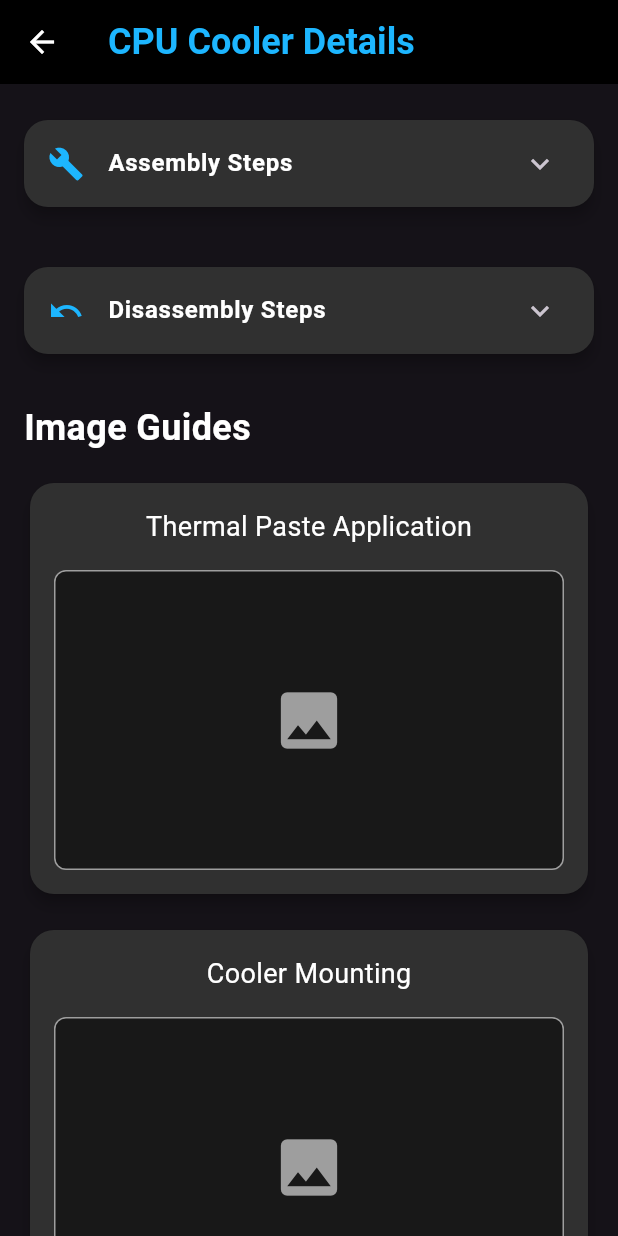
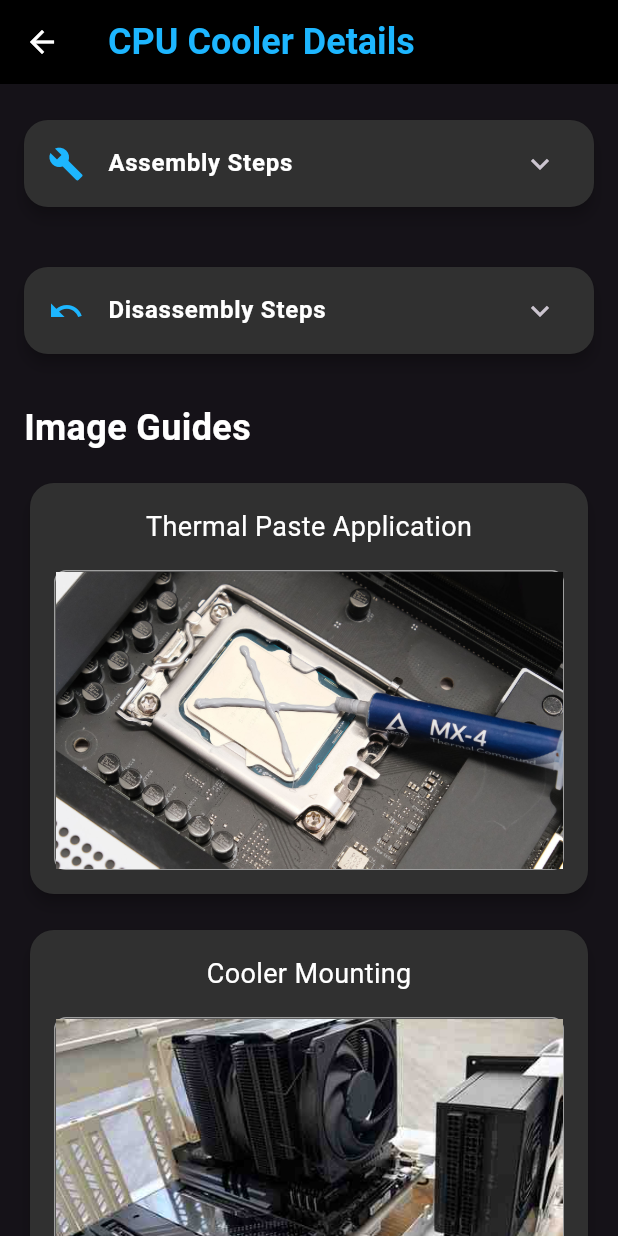
Before and after one commit to pngo33466-cpu/hardtech, a Flutter app: the CPUCoolerDetailScreen screen opened directly, on a phone screen of 412 x 824 dp. Run offline on Flutter 3.47's test engine with Material 3 defaults, Android fonts, the phone set to English and light mode, and no system bars; our stand-ins replace timeline_tile.

Commit message:
added images to RAM, Storage, and GPU pages

```diff
--- a/lib/screens/cpu_cooler_detail_screen.dart
+++ b/lib/screens/cpu_cooler_detail_screen.dart
@@ -1,4 +1,5 @@
 import 'package:flutter/material.dart';
+import 'package:hardtech/screens/fullscreen_image_screen.dart';
 import 'package:hardtech/widgets/assembly_timeline.dart';
 
 class CPUCoolerDetailScreen extends StatelessWidget {
@@ -42,15 +43,15 @@ class CPUCoolerDetailScreen extends StatelessWidget {
               ],
             ),
             const SizedBox(height: 24.0),
-            _buildSectionTitle('Image Guides'),
-            _buildImagePlaceholders(),
+            _buildSectionTitle(context, 'Image Guides'),
+            _buildImagePlaceholders(context),
           ],
         ),
       ),
     );
   }
 
-  Widget _buildSectionTitle(String title) {
+  Widget _buildSectionTitle(BuildContext context, String title) {
     return Padding(
       padding: const EdgeInsets.only(bottom: 16.0),
       child: Text(
@@ -64,24 +65,45 @@ class CPUCoolerDetailScreen extends StatelessWidget {
     );
   }
 
-  Widget _buildImagePlaceholders() {
+  Widget _buildImagePlaceholders(BuildContext context) {
     return Column(
       children: [
-        _buildImageCard('Thermal Paste Application'),
+        _buildImageCard(context,
+            imageUrl: 'assets/images/thermalpaste12.png',
+            title: 'Thermal Paste Application'),
         const SizedBox(height: 16.0),
-        _buildImageCard('Cooler Mounting'),
+        _buildImageCard(context,
+            imageUrl: 'assets/images/coolermastercpu-coole.jpeg',
+            title: 'Cooler Mounting'),
+        const SizedBox(height: 16.0),
+        _buildImageCard(context,
+            imageUrl: 'assets/images/cpu fan support.jpg',
+            title: 'Connecting Fan'),
       ],
     );
   }
 
-  Widget _buildImageCard(String title) {
-    return Card(
+  Widget _buildImageCard(BuildContext context,
+      {String? imageUrl, required String title}) {
+    return GestureDetector(
+      onTap: () {
+        if (imageUrl != null) {
+          Navigator.push(
+            context,
+            MaterialPageRoute(
+              builder: (context) => FullScreenImageScreen(imageUrl: imageUrl),
+            ),
+          );
+        }
+      },
+      child: Card(
         color: Colors.grey[850],
         child: Padding(
           padding: const EdgeInsets.all(16.0),
           child: Column(
             children: [
-            Text(title, style: const TextStyle(color: Colors.white, fontSize: 18.0)),
+              Text(title,
+                  style: const TextStyle(color: Colors.white, fontSize: 18.0)),
               const SizedBox(height: 16.0),
               Container(
                 height: 200,
@@ -91,13 +113,28 @@ class CPUCoolerDetailScreen extends StatelessWidget {
                   borderRadius: BorderRadius.circular(8.0),
                   border: Border.all(color: Colors.grey),
                 ),
-              child: const Center(
-                child: Icon(Icons.image, size: 50.0, color: Colors.grey),
+                child: imageUrl != null
+                    ? Hero(
+                        tag: imageUrl,
+                        child: Image.asset(
+                          imageUrl,
+                          fit: BoxFit.cover,
+                          errorBuilder: (context, error, stackTrace) {
+                            return const Center(
+                                child: Icon(Icons.error,
+                                    color: Colors.red, size: 50.0));
+                          },
+                        ),
+                      )
+                    : const Center(
+                        child:
+                            Icon(Icons.image, size: 50.0, color: Colors.grey),
                       ),
               ),
             ],
           ),
         ),
+      ),
     );
   }
 }
--- a/lib/screens/cpu_detail_screen.dart
+++ b/lib/screens/cpu_detail_screen.dart
@@ -72,12 +72,6 @@ class CPUDetailScreen extends StatelessWidget {
         _buildImageCard(context, imageUrl: 'assets/images/allignment27.jpg'),
         const SizedBox(height: 16.0),
         _buildImageCard(context, imageUrl: 'assets/images/allignment28.jpg'),
-        const SizedBox(height: 16.0),
-        _buildImageCard(context),
-        const SizedBox(height: 16.0),
-        _buildImageCard(context),
-        const SizedBox(height: 16.0),
-        _buildImageCard(context),
       ],
     );
   }
--- a/lib/screens/ram_detail_screen.dart
+++ b/lib/screens/ram_detail_screen.dart
@@ -67,9 +67,9 @@ class RAMDetailScreen extends StatelessWidget {
   Widget _buildImagePlaceholders(BuildContext context) {
     return Column(
       children: [
-        _buildImageCard(context, title: 'RAM Alignment', imageUrl: 'assets/images/ram10.png'),
+        _buildImageCard(context, title: 'RAM Alignment', imageUrl: 'assets/images/ram16.png'),
         const SizedBox(height: 16.0),
-        _buildImageCard(context, title: 'RAM Slot Clips', imageUrl: 'assets/images/ram_slot.png'),
+        _buildImageCard(context, title: 'RAM Slot Clips', imageUrl: 'assets/images/ram slot.png'),
       ],
     );
   }
--- a/lib/screens/storage_detail_screen.dart
+++ b/lib/screens/storage_detail_screen.dart
@@ -69,7 +69,7 @@ class StorageDetailScreen extends StatelessWidget {
       children: [
         _buildImageCard(context, title: 'SATA Cable Connection', imageUrl: 'assets/images/satacable.png'),
         const SizedBox(height: 16.0),
-        _buildImageCard(context, title: 'Drive Bay Mounting', imageUrl: 'assets/images/drivebay.png'),
+        _buildImageCard(context, title: 'Drive Bay Mounting', imageUrl: 'assets/images/harddiskdriveholder.jpg'),
       ],
     );
   }
```
Also changed, not shown: lib/screens/gpu_detail_screen.dart (+28 -7 lines), assets/images/PCIe-slot28.png (added), assets/images/PCIe-slots.png (deleted), assets/images/cable-management13.jpg (deleted), assets/images/coolermastercpu-coole.jpeg (added), assets/images/cpu fan support.jpg (added), assets/images/harddiskdriveholder.jpg (added), assets/images/ram16.png (added), assets/ram10.png (deleted), 1 other file. Lines whose indentation alone changed are shown as unchanged.
